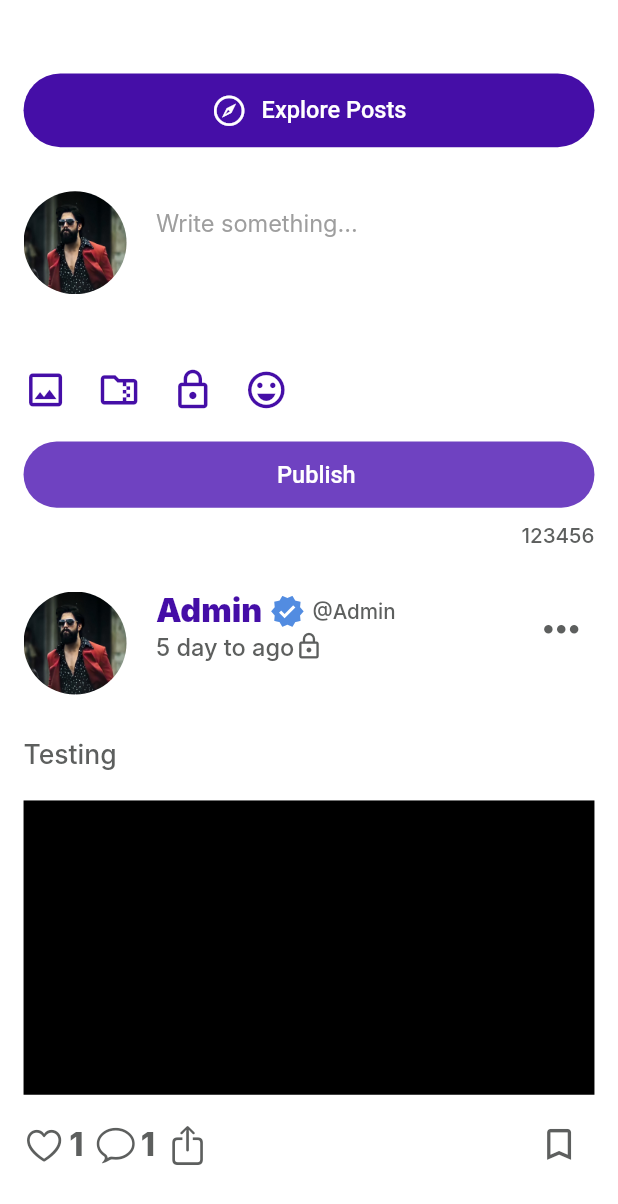
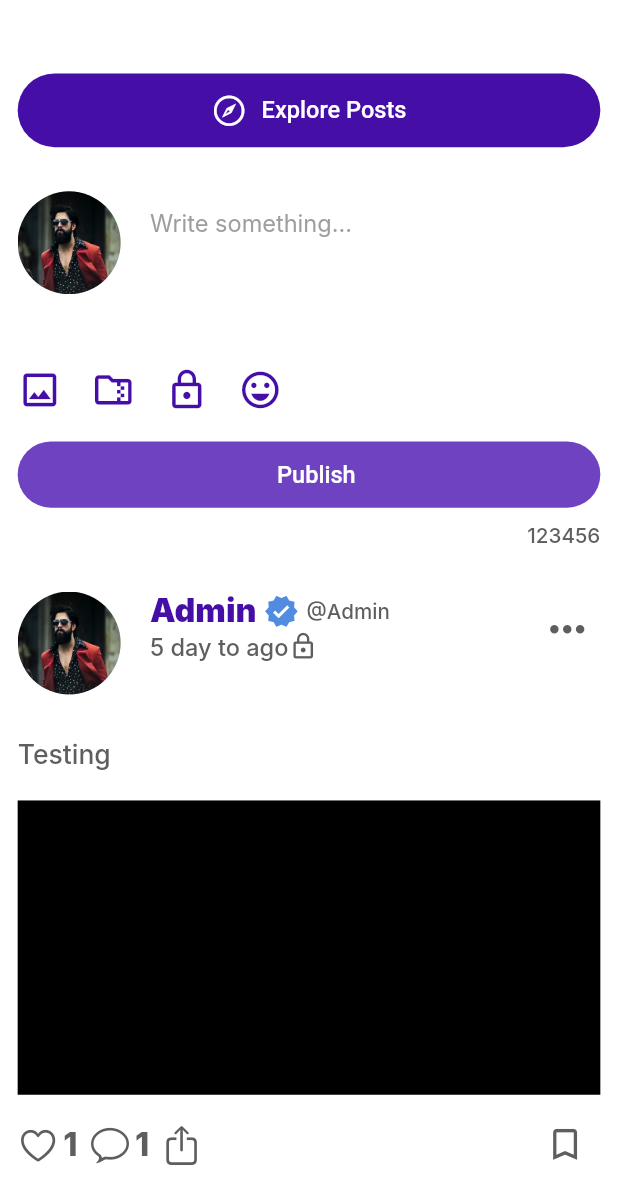
Before and after one commit to nikhilpanseriya1/Fans, a Flutter app: the HomeScreen widget shown alone on an empty page, opened directly, on a phone screen of 412 x 824 dp. Shown: the top 1204 px of the screen. Run offline on Flutter 3.47's test engine with Material 2 defaults, Android fonts, the phone set to English and light mode, and no system bars; our stand-ins replace get, get_storage, responsive_framework, velocity_x; accounts and stored records are empty; Roboto replaces fonts that are missing (Inter).

Commit message:
Master commit

```diff
--- a/lib/Home/home/home_screen.dart
+++ b/lib/Home/home/home_screen.dart
@@ -22,14 +22,12 @@ class _HomeScreenState extends State<HomeScreen> {
         context: context,
         child: ListView(
           physics: const ClampingScrollPhysics(),
-          padding: const EdgeInsets.symmetric(horizontal: 16.0),
           children: [
             50.heightBox,
             materialButton(
                 height: 50.0,
                 text: 'Explore Posts',
-                textStyle: FontStyleUtility.blackInter16W500
-                    .copyWith(color: colorWhite),
+                textStyle: FontStyleUtility.blackInter16W500.copyWith(color: colorWhite),
                 icon: const Icon(
                   CupertinoIcons.compass,
                   color: colorWhite,
@@ -100,8 +98,7 @@ class _HomeScreenState extends State<HomeScreen> {
                     background: MaterialStateProperty.all(lightPurpleColor),
                     text: 'Publish',
                     height: 45.0,
-                    textStyle: FontStyleUtility.blackInter16W500
-                        .copyWith(color: colorWhite)),
+                    textStyle: FontStyleUtility.blackInter16W500.copyWith(color: colorWhite)),
                 10.heightBox,
                 Align(
                     alignment: Alignment.centerRight,
@@ -147,9 +144,7 @@ class _HomeScreenState extends State<HomeScreen> {
                                     Text(
                                       'Admin',
                                       style: FontStyleUtility.blackInter22W500
-                                          .copyWith(
-                                          color: deepPurpleColor,
-                                          fontWeight: FontWeight.w900),
+                                          .copyWith(color: deepPurpleColor, fontWeight: FontWeight.w900),
                                     ),
                                     5.widthBox,
                                     const Icon(
@@ -231,10 +226,8 @@ class _HomeScreenState extends State<HomeScreen> {
                                     }
                                   },
                                 );
-
-                                },
+                              },
                             ),
-
                           ],
                         ),
                         30.heightBox,
@@ -300,6 +293,7 @@ class _HomeScreenState extends State<HomeScreen> {
           ],
         ));
   }
+
   void _showDialog(BuildContext context) {
     showDialog(
       context: context,
@@ -319,5 +313,4 @@ class _HomeScreenState extends State<HomeScreen> {
       },
     );
   }
-
 }
--- a/lib/main.dart
+++ b/lib/main.dart
@@ -1,3 +1,4 @@
+import 'package:fans/Home/home/home_screen.dart';
 import 'package:fans/Home/home_structure.dart';
 import 'package:fans/moduls/SplashScreen/splash_screen.dart';
 import 'package:fans/utility/colors_utility.dart';
@@ -46,7 +47,7 @@ class MyApp extends StatelessWidget {
             ResponsiveBreakpoint.autoScale(2460, name: "4K"),
           ],
           background: Container(color: colorWhite)),
-      home: const SplashScreen(),
+      home: const HomeStructureView(),
     );
   }
 }
--- a/lib/utility/common_structure.dart
+++ b/lib/utility/common_structure.dart
@@ -1,4 +1,3 @@
-
 import 'package:flutter/material.dart';
 import 'colors_utility.dart';
 
@@ -7,6 +6,7 @@ Widget commonStructure({
   required Widget child,
   PreferredSize? appBar,
   Color? bgColor,
+  double? padding,
   Widget? bottomNavigation,
 }) {
   ///Pass null in appbar when it's optional ex = appBar : null
@@ -21,6 +21,7 @@ Widget commonStructure({
 
           ///adding listView cause scroll issue
           body: Container(
+            padding: EdgeInsets.symmetric(horizontal: padding ?? 12),
             height: MediaQuery.of(context).size.height,
             width: MediaQuery.of(context).size.width,
             color: Colors.transparent,
```
